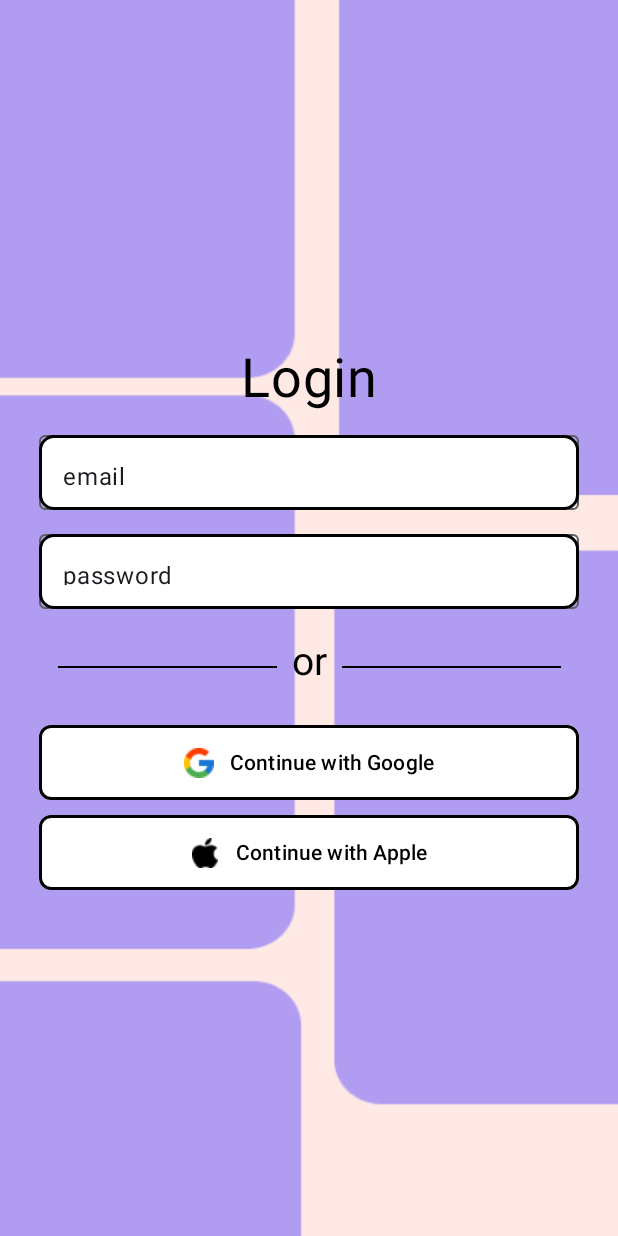
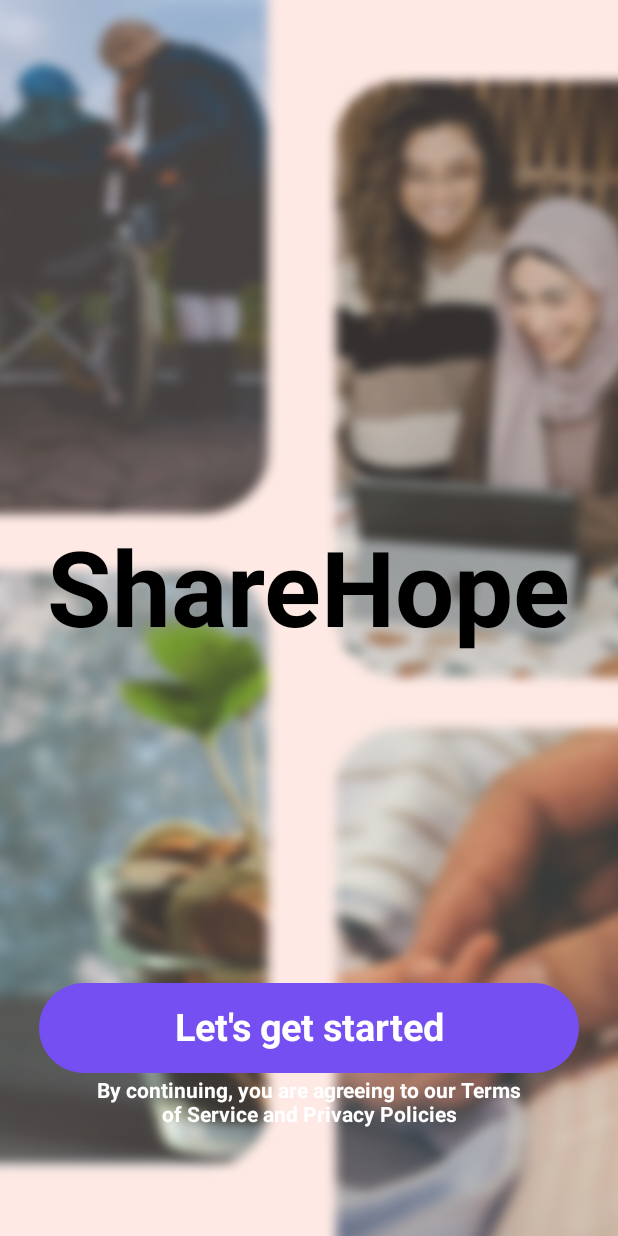
Before and after one commit to prabhsuratsingh/ShareHope, an Android app built with Jetpack Compose: the screen it shows after launch (MainActivity), on a phone screen of 412 x 824 dp. Run offline under Robolectric (Android 15) with nearby library versions, the phone set to English and light mode, and no system bars; 3 statements that could not run were skipped.

Commit message:
Added landing screen
Landing screen UI implemented

```diff
--- a/app/src/main/java/com/example/sharehope/MainActivity.kt
+++ b/app/src/main/java/com/example/sharehope/MainActivity.kt
@@ -5,6 +5,7 @@ import androidx.activity.ComponentActivity
 import androidx.activity.compose.setContent
 import androidx.compose.runtime.Composable
 import androidx.compose.ui.tooling.preview.Preview
+import com.example.sharehope.organizationSide.LandingScreen
 import com.example.sharehope.organizationSide.LoginScreen
 import com.example.sharehope.ui.theme.ShareHopeTheme
 
@@ -13,7 +14,7 @@ class MainActivity : ComponentActivity() {
         super.onCreate(savedInstanceState)
         setContent {
             ShareHopeTheme {
-                LoginScreen()
+                LandingScreen()
             }
         }
     }
@@ -25,6 +26,6 @@ class MainActivity : ComponentActivity() {
 @Composable
 fun GreetingPreview() {
     ShareHopeTheme {
-        LoginScreen()
+        LandingScreen()
     }
 }
--- /dev/null
+++ b/app/src/main/java/com/example/sharehope/organizationSide/LandingScreen.kt
@@ -0,0 +1,101 @@
+package com.example.sharehope.organizationSide
+
+import androidx.compose.foundation.layout.Arrangement
+import androidx.compose.foundation.layout.Box
+import androidx.compose.foundation.layout.Column
+import androidx.compose.foundation.layout.Spacer
+import androidx.compose.foundation.layout.fillMaxSize
+import androidx.compose.foundation.layout.height
+import androidx.compose.foundation.layout.offset
+import androidx.compose.foundation.layout.width
+import androidx.compose.material3.Button
+import androidx.compose.material3.ButtonDefaults
+import androidx.compose.material3.Text
+import androidx.compose.runtime.Composable
+import androidx.compose.ui.Alignment
+import androidx.compose.ui.Modifier
+import androidx.compose.ui.draw.paint
+import androidx.compose.ui.graphics.Color
+import androidx.compose.ui.layout.ContentScale
+import androidx.compose.ui.res.painterResource
+import androidx.compose.ui.text.TextStyle
+import androidx.compose.ui.text.font.FontWeight.Companion.Bold
+import androidx.compose.ui.text.style.TextAlign
+import androidx.compose.ui.tooling.preview.Preview
+import androidx.compose.ui.unit.dp
+import androidx.compose.ui.unit.sp
+import com.example.sharehope.R
+import com.example.sharehope.fontFamily
+import com.example.sharehope.ui.theme.Violet
+
+@Composable
+fun LandingScreen(
+    modifier: Modifier = Modifier
+) {
+
+    Box (
+        modifier = Modifier
+            .fillMaxSize()
+            .paint(
+                painterResource(id = R.drawable.landing_background),
+                contentScale = ContentScale.FillBounds
+            )
+    ){
+        Column (
+            modifier = Modifier
+                .fillMaxSize(),
+            horizontalAlignment = Alignment.CenterHorizontally,
+            verticalArrangement = Arrangement.Center
+        ){
+            Text(
+                text = "ShareHope",
+                modifier = Modifier
+                    .offset(0.dp, 280.dp),
+                style = TextStyle(
+                    fontFamily = fontFamily,
+                    color = Color.Black,
+                    fontWeight = Bold
+                ),
+                fontSize = 70.sp
+            )
+            Spacer(modifier = Modifier.height(500.dp))
+            Button(
+                onClick = { /*TODO*/ },
+                colors = ButtonDefaults.buttonColors(Violet),
+                modifier = Modifier
+                    .width(360.dp)
+                    .height(60.dp)
+            ) {
+                Text(
+                    text = "Let's get started",
+                    style = TextStyle(
+                        fontFamily = fontFamily,
+                        color = Color.White,
+                        fontWeight = Bold
+                    ),
+                    fontSize = 25.sp,
+                    textAlign = TextAlign.Center
+                )
+            }
+            Spacer(modifier = Modifier.height(4.dp))
+            Text(
+                text = "By continuing, you are agreeing to our Terms of Service and Privacy Policies",
+                modifier = Modifier
+                    .width(295.dp)
+                    .height(32.dp),
+                style = TextStyle(
+                    fontFamily = fontFamily,
+                    color = Color.White,
+                    fontWeight = Bold
+                ),
+                textAlign = TextAlign.Center
+            )
+        }
+    }
+}
+
+@Preview
+@Composable
+fun DisplayLanding() {
+    LandingScreen()
+}
--- a/app/src/main/java/com/example/sharehope/organizationSide/LoginScreen.kt
+++ b/app/src/main/java/com/example/sharehope/organizationSide/LoginScreen.kt
@@ -48,7 +48,7 @@ fun LoginScreen(
             modifier = Modifier
                 .fillMaxSize(),
             horizontalAlignment = Alignment.CenterHorizontally,
-            verticalArrangement = Arrangement.Center,
+            verticalArrangement = Arrangement.Center
 
         ) {
             Text(
--- a/app/src/main/java/com/example/sharehope/ui/theme/Color.kt
+++ b/app/src/main/java/com/example/sharehope/ui/theme/Color.kt
@@ -9,3 +9,5 @@ val Pink80 = Color(0xFFEFB8C8)
 val Purple40 = Color(0xFF6650a4)
 val PurpleGrey40 = Color(0xFF625b71)
 val Pink40 = Color(0xFF7D5260)
+
+val Violet = Color(0xFF754FF1)
```
Also changed, not shown: app/src/main/res/drawable/landing_background.png (added).
